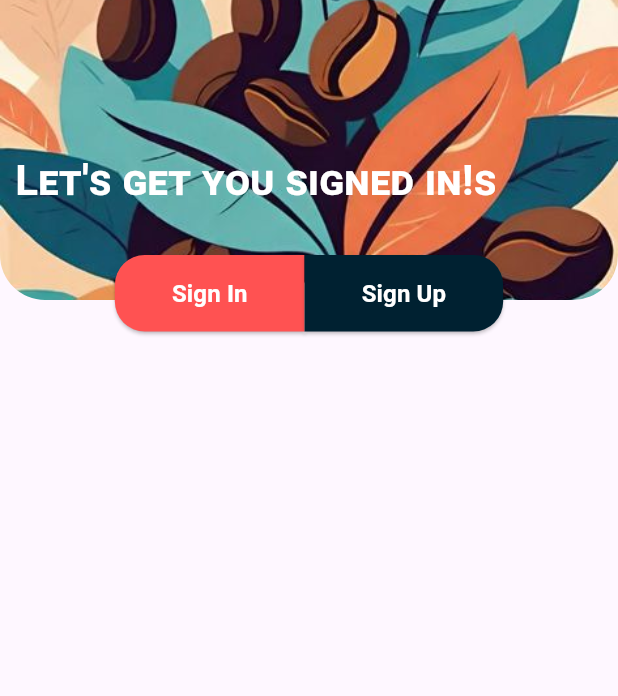
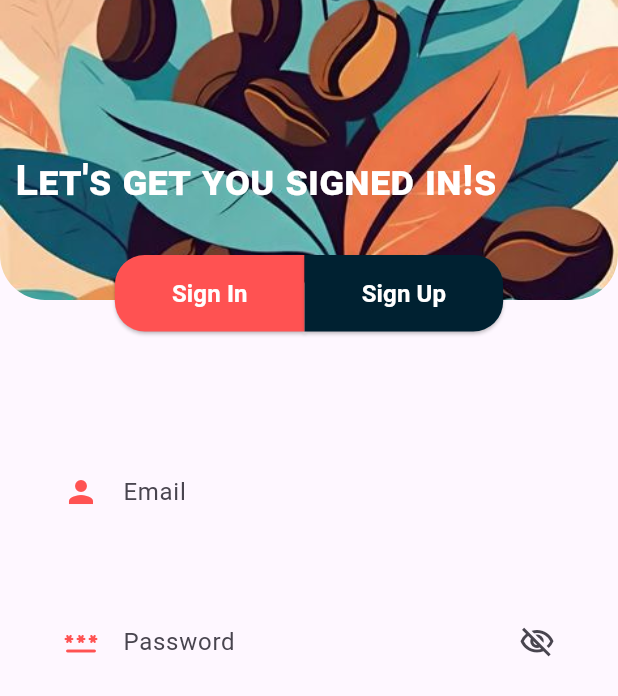
Before and after one commit to MahmoudShawky1612/cavosh, a Flutter app: the screen it shows after launch, on a phone screen of 412 x 824 dp. Shown: the top 696 px of the screen. Run offline on Flutter 3.47's test engine with Material 3 defaults, Android fonts, the phone set to English and light mode, and no system bars.

Commit message:
text form field

```diff
--- a/lib/core/constants/colors.dart
+++ b/lib/core/constants/colors.dart
@@ -10,5 +10,7 @@ class AppColors{
   static const button = Color(0xFF002131);
   static const black = Color(0xFF000000);
 
+  static const gray = Color(0xFFBDBDBD);
+
 
 }
--- /dev/null
+++ b/lib/core/widgets/custom_text_field.dart
@@ -0,0 +1,45 @@
+import 'package:cavosh/core/constants/colors.dart';
+  import 'package:flutter/material.dart';
+
+class CustomTextField extends StatefulWidget{
+  final String text;
+  final Icon prefixIcon;
+  final Color prefixIconColor;
+  final IconData? suffixIcon;
+  final bool isPassword;
+   const CustomTextField({super.key, required this.text, required this.prefixIcon, required this.prefixIconColor,  this.suffixIcon,  this.isPassword=false}) ;
+
+  @override
+  State<CustomTextField> createState() => _CustomTextFieldState();
+}
+
+class _CustomTextFieldState extends State<CustomTextField> {
+  bool isShown =false;
+  bool obscureText = true;
+
+  @override
+  Widget build(BuildContext context) {
+
+    return  TextField(
+      obscureText: widget.isPassword ? obscureText : false,
+      decoration: InputDecoration(
+        border: const OutlineInputBorder(
+          borderSide: BorderSide.none,
+        ),
+
+        focusedBorder: OutlineInputBorder(
+          borderRadius: BorderRadius.circular(15),
+          borderSide: const BorderSide(color: AppColors.primary), // Highlighted border
+        ),
+
+        labelText: widget.text,
+        prefixIcon: Icon(widget.prefixIcon.icon, color: widget.prefixIconColor),
+        suffixIcon:widget.isPassword ?IconButton(onPressed: ()=>setState(() {
+          isShown = !isShown;
+          obscureText = !obscureText;
+        }),
+            icon: Icon( isShown == true ? Icons.visibility_outlined   : Icons.visibility_off_outlined  )): null
+      ),
+    );
+  }
+}
--- a/lib/features/signin/view/sign_in_screen.dart
+++ b/lib/features/signin/view/sign_in_screen.dart
@@ -1,6 +1,7 @@
 import 'package:cavosh/core/widgets/custom_button.dart';
 import 'package:cavosh/core/widgets/custom_header.dart';
 import 'package:cavosh/core/widgets/custom_header_text.dart';
+import 'package:cavosh/core/widgets/custom_text_field.dart';
 import 'package:cavosh/features/signup/view/sign_up_screen.dart';
 import 'package:flutter/cupertino.dart';
 import 'package:flutter/material.dart';
@@ -20,13 +21,28 @@ class _SignInScreenState extends State<SignInScreen> {
   int currentIndex=0;
   @override
   Widget build(BuildContext context) {
-    return Scaffold(
-      body: Stack(
-        children: [
-          const CustomHeader(),
-          const CustomHeaderText(text: "Let's get you signed in!s",),
-          SignInHeaderButton(),
-        ],
+    return  GestureDetector(
+      onTap: (){
+        FocusScope.of(context).unfocus();
+      },
+      child: Scaffold(
+        body: Stack(
+          children: [
+            const CustomHeader(),
+            const CustomHeaderText(text: "Let's get you signed in!s",),
+            const SignInHeaderButton(),
+            Positioned(
+                top: 300,
+                left: 30,
+                right: 30,
+                child:  CustomTextField(text: "Email", prefixIcon: Icon(Icons.person), prefixIconColor: AppColors.primary,)),
+            Positioned(
+                top: 400,
+                left: 30,
+                right: 30,
+                child: CustomTextField(text: "Password", prefixIcon: Icon(Icons.password_rounded), prefixIconColor: AppColors.primary, suffixIcon: Icons.remove_red_eye_outlined, isPassword: true,)),
+          ],
+        ),
       ),
     );
   }
```
